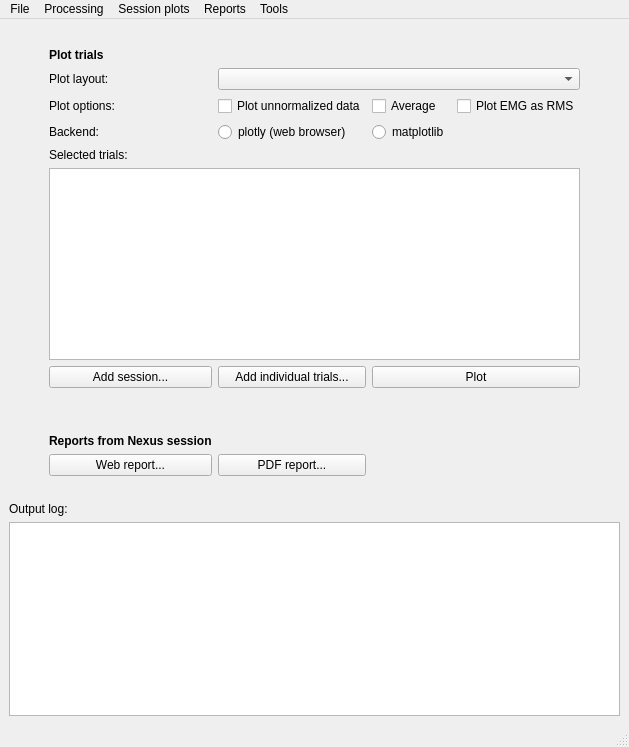
The window that gaitutils/gui/gaitmenu.ui (NCH-Motion-Laboratory/gaitutils) describes before a commit, drawn with Qt 5.
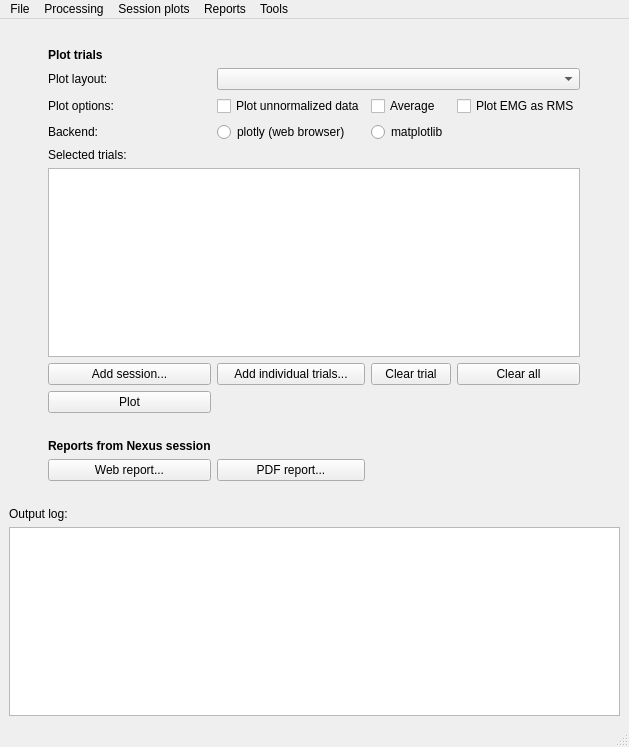
The same window after the commit. Custom widgets are drawn as their Qt base class.

Commit message: wip: trial buttons etc.

```diff
--- a/gaitutils/gui/gaitmenu.ui
+++ b/gaitutils/gui/gaitmenu.ui
@@ -183,13 +183,6 @@
         </property>
        </spacer>
       </item>
-      <item row="11" column="3" colspan="2">
-       <widget class="QPushButton" name="btnPlotTrials">
-        <property name="text">
-         <string>Plot</string>
-        </property>
-       </widget>
-      </item>
       <item row="11" column="1">
        <widget class="QPushButton" name="btnAddSession">
         <property name="text">
@@ -266,6 +259,27 @@
         </property>
        </spacer>
       </item>
+      <item row="12" column="1">
+       <widget class="QPushButton" name="btnPlotTrials">
+        <property name="text">
+         <string>Plot</string>
+        </property>
+       </widget>
+      </item>
+      <item row="11" column="3">
+       <widget class="QPushButton" name="btnClearTrial">
+        <property name="text">
+         <string>Clear trial</string>
+        </property>
+       </widget>
+      </item>
+      <item row="11" column="4">
+       <widget class="QPushButton" name="btnClearAll">
+        <property name="text">
+         <string>Clear all</string>
+        </property>
+       </widget>
+      </item>
      </layout>
     </item>
     <item>
```
Left out of the diff: 2 changed lines with no effect on the pictures. The commit also changes 1 other file.
